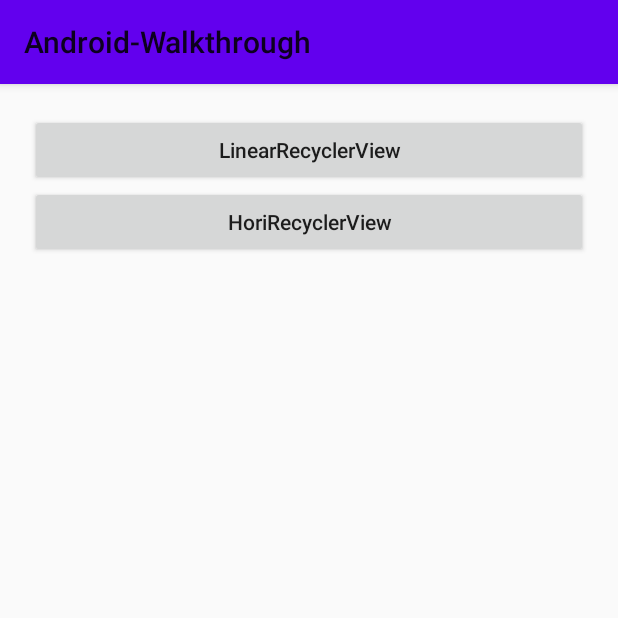
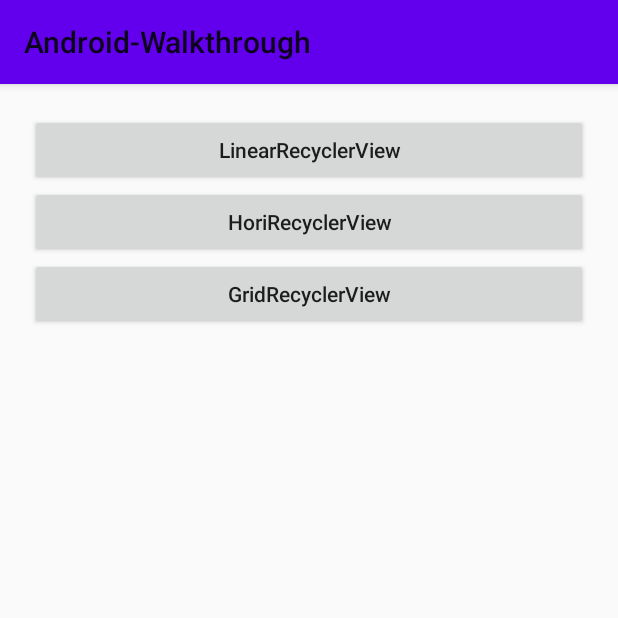
Before and after one commit to Wriprin/Android-Walkthrough, an Android app: the RecyclerViewActivity screen opened directly, with no data from a screen before it, on a phone screen of 412 x 824 dp, the top half of it. Run offline under Robolectric (Android 15) with nearby library versions, the phone set to English and light mode, and no system bars.

Commit message:
RecyclerView GridLayout

```diff
--- a/app/src/main/AndroidManifest.xml
+++ b/app/src/main/AndroidManifest.xml
@@ -11,6 +11,9 @@
             android:roundIcon="@mipmap/ic_launcher_round"
             android:supportsRtl="true"
             android:theme="@style/Theme.AndroidWalkthrough">
+        <activity
+                android:name=".recyclerview.GridRecyclerViewActivity"
+                android:exported="true" />
         <activity
                 android:name=".recyclerview.HoriRecyclerViewActivity"
                 android:exported="true" />
--- a/app/src/main/java/cc/cnix/android_walkthrough/recyclerview/RecyclerViewActivity.java
+++ b/app/src/main/java/cc/cnix/android_walkthrough/recyclerview/RecyclerViewActivity.java
@@ -11,29 +11,49 @@ import cc.cnix.android_walkthrough.R;
 
 public class RecyclerViewActivity extends AppCompatActivity {
 
+    // 声明对象
     private Button mBtnLinear;
     private Button mBtnHori;
+    private Button mBtnGrid;
 
     @Override
     protected void onCreate(Bundle savedInstanceState) {
         super.onCreate(savedInstanceState);
         setContentView(R.layout.activity_recycler_view);
 
+        // 获取控件
         mBtnLinear = findViewById(R.id.btn_01);
         mBtnHori = findViewById(R.id.btn_02);
-        mBtnLinear.setOnClickListener(new View.OnClickListener() {
-            @Override
-            public void onClick(View view) {
-                Intent intent = new Intent(RecyclerViewActivity.this, LinearRecyclerViewActivity.class);
-                startActivity(intent);
+        mBtnGrid = findViewById(R.id.btn_03);
+
+        // 监听事件
+        setOnClickListener();
+    }
+
+    private void setOnClickListener() {
+        onClickListener onClickListener = new onClickListener();
+
+        mBtnLinear.setOnClickListener(onClickListener);
+        mBtnHori.setOnClickListener(onClickListener);
+        mBtnGrid.setOnClickListener(onClickListener);
+    }
+
+    class onClickListener implements View.OnClickListener {
+        private Intent intent;
+        @Override
+        public void onClick(View view) {
+            switch (view.getId()) {
+                case R.id.btn_01:
+                    intent = new Intent(RecyclerViewActivity.this, LinearRecyclerViewActivity.class);
+                    break;
+                case R.id.btn_02:
+                    intent = new Intent(RecyclerViewActivity.this, HoriRecyclerViewActivity.class);
+                    break;
+                case R.id.btn_03:
+                    intent = new Intent(RecyclerViewActivity.this, GridRecyclerViewActivity.class);
+                    break;
             }
-        });
-        mBtnHori.setOnClickListener(new View.OnClickListener() {
-            @Override
-            public void onClick(View view) {
-                Intent intent = new Intent(RecyclerViewActivity.this, HoriRecyclerViewActivity.class);
-                startActivity(intent);
-            }
-        });
+            startActivity(intent);
+        }
     }
 }
--- a/app/src/main/res/layout/activity_recycler_view.xml
+++ b/app/src/main/res/layout/activity_recycler_view.xml
@@ -21,4 +21,11 @@
             android:text="HoriRecyclerView"
             android:textAllCaps="false"/>
 
+    <Button
+            android:id="@+id/btn_03"
+            android:layout_width="match_parent"
+            android:layout_height="wrap_content"
+            android:text="GridRecyclerView"
+            android:textAllCaps="false"/>
+
 </LinearLayout>
```
Also changed, not shown: app/src/main/java/cc/cnix/android_walkthrough/recyclerview/GridRecyclerViewActivity.java (added, +32 -0 lines), app/src/main/java/cc/cnix/android_walkthrough/recyclerview/MyGridAdapter.java (added, +67 -0 lines), app/src/main/res/layout/activity_grid_recycler_view.xml (added, +14 -0 lines), app/src/main/res/layout/layout_grid_recyclerview_item.xml (added, +14 -0 lines).
